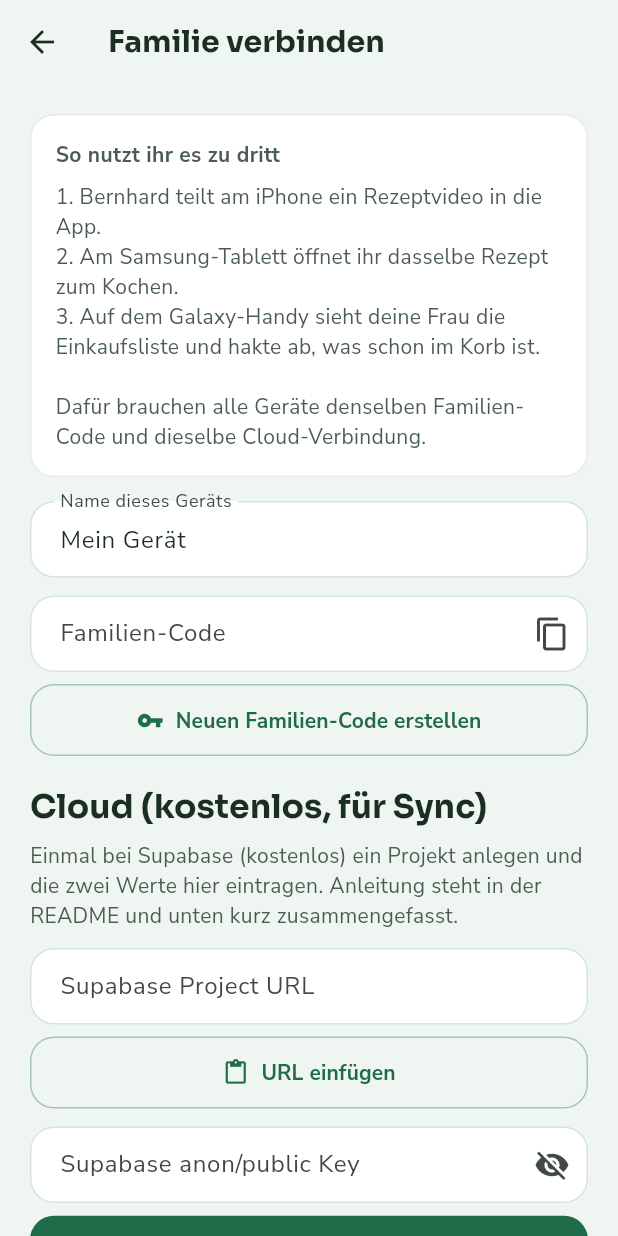
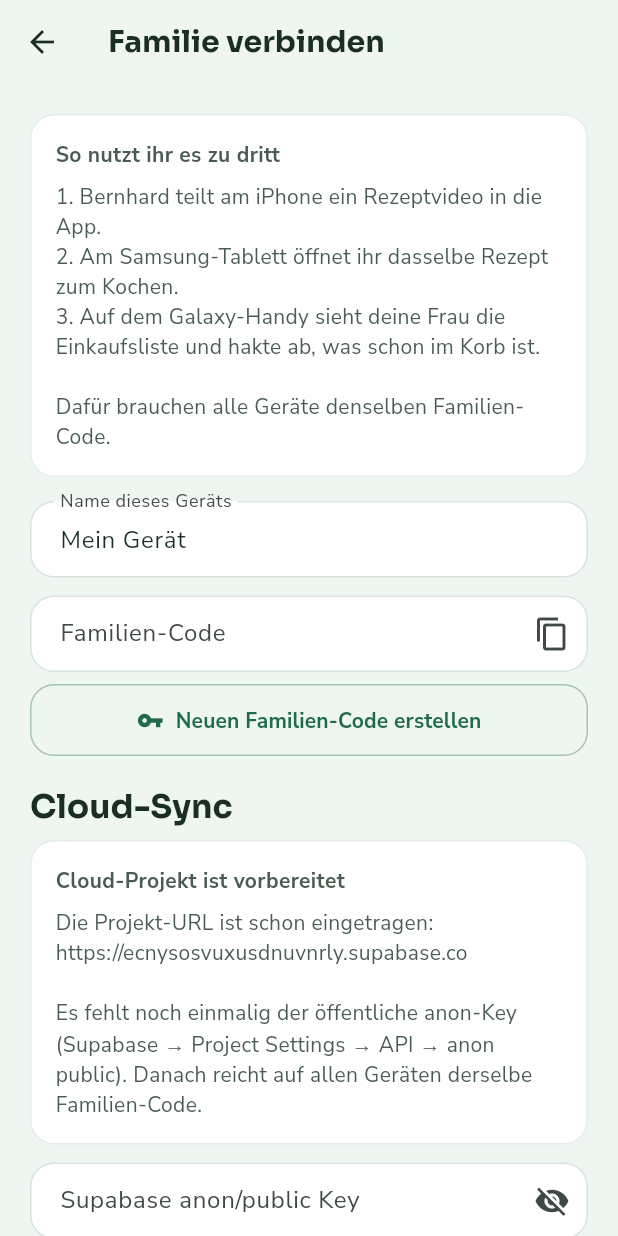
Before and after one commit to bernhardbesser84/rezeptezumnachkochen, a Flutter app: the screen it shows after launch, after a tap on the "home" icon, on a phone screen of 412 x 824 dp. Run offline on Flutter 3.47's test engine with Material 3 defaults, Android fonts, the phone set to English and light mode, and no system bars; our stand-ins replace app_links, google_fonts, google_sign_in, image_picker, shared_preferences, web; missing offline and left inert: receive_sharing_intent.

Commit message:
feat: Supabase-Projekt in der App vorbereiten
Projekt-URL ist fest hinterlegt, Familie-Screen füllt Cloud-Felder
automatisch. Optionaler anon-Key über SUPABASE_ANON_KEY (Vercel).
Zusätzlich .cursor/mcp.json für Supabase-MCP in Cursor.

Co-authored-by: bernhardbesser84 <bernhardbesser84@users.noreply.github.com>

```diff
--- /dev/null
+++ b/lib/config/supabase_defaults.dart
@@ -0,0 +1,20 @@
+/// Vorgefertigte Supabase-Cloud für „Rezept Nachkochen“.
+///
+/// URL kommt aus dem Projekt. Der öffentliche anon-Key kann per
+/// `--dart-define=SUPABASE_ANON_KEY=...` (z. B. Vercel) gesetzt werden
+/// oder später in der App eingetragen werden.
+class SupabaseDefaults {
+  static const projectRef = 'ecnysosvuxusdnuvnrly';
+
+  static const url = 'https://ecnysosvuxusdnuvnrly.supabase.co';
+
+  /// Öffentlicher anon/public Key (kein Geheimnis wie ein Service-Role-Key).
+  static const anonKey = String.fromEnvironment(
+    'SUPABASE_ANON_KEY',
+    defaultValue: '',
+  );
+
+  static bool get hasBuiltInKey => anonKey.trim().isNotEmpty;
+
+  static bool get hasBuiltInCloud => hasBuiltInKey;
+}
--- a/lib/screens/family_screen.dart
+++ b/lib/screens/family_screen.dart
@@ -1,6 +1,7 @@
 import 'package:flutter/material.dart';
 import 'package:flutter/services.dart';
 
+import '../config/supabase_defaults.dart';
 import '../models/family_config.dart';
 import '../services/app_repository.dart';
 import '../services/family_sync_service.dart';
@@ -24,6 +25,7 @@ class _FamilyScreenState extends State<FamilyScreen> {
   bool _loading = true;
   bool _saving = false;
   bool _obscureKey = false; // Auf dem iPhone sonst oft kein „Einfügen“
+  bool _showAdvancedCloud = false;
   String? _status;
 
   @override
@@ -37,11 +39,19 @@ class _FamilyScreenState extends State<FamilyScreen> {
     if (config != null) {
       _familyCodeController.text = config.familyCode;
       _deviceController.text = config.deviceName;
-      _urlController.text = config.supabaseUrl ?? '';
-      _keyController.text = config.supabaseAnonKey ?? '';
+      _urlController.text = (config.supabaseUrl?.trim().isNotEmpty ?? false)
+          ? config.supabaseUrl!.trim()
+          : SupabaseDefaults.url;
+      _keyController.text = (config.supabaseAnonKey?.trim().isNotEmpty ?? false)
+          ? config.supabaseAnonKey!.trim()
+          : SupabaseDefaults.anonKey;
     } else {
       _deviceController.text = 'Mein Gerät';
+      _urlController.text = SupabaseDefaults.url;
+      _keyController.text = SupabaseDefaults.anonKey;
     }
+    // Wenn die Cloud schon eingebaut ist, Advanced-Felder zu.
+    _showAdvancedCloud = !SupabaseDefaults.hasBuiltInKey;
     if (mounted) setState(() => _loading = false);
   }
 
@@ -76,22 +86,34 @@ class _FamilyScreenState extends State<FamilyScreen> {
       _status = null;
     });
     try {
+      // Leere Felder mit Defaults füllen (URL immer, Key falls eingebaut).
+      final url = _urlController.text.trim().isEmpty
+          ? SupabaseDefaults.url
+          : _urlController.text.trim();
+      final key = _keyController.text.trim().isEmpty
+          ? SupabaseDefaults.anonKey.trim()
+          : _keyController.text.trim();
+
       final config = FamilyConfig(
         familyCode: _familyCodeController.text.trim().toUpperCase(),
         deviceName: _deviceController.text.trim().isEmpty
             ? 'Gerät'
             : _deviceController.text.trim(),
-        supabaseUrl: _urlController.text.trim().isEmpty
-            ? null
-            : _urlController.text.trim(),
-        supabaseAnonKey: _keyController.text.trim().isEmpty
-            ? null
-            : _keyController.text.trim(),
+        supabaseUrl: url.isEmpty ? null : url,
+        supabaseAnonKey: key.isEmpty ? null : key,
         openaiApiKey: (await widget.repository.family())?.openaiApiKey,
       );
 
       if (config.familyCode.isEmpty) {
         throw Exception('Bitte einen Familien-Code eingeben oder erstellen.');
+      }
+
+      if (testAndSync && !config.hasCloud) {
+        throw Exception(
+          'Cloud-Schlüssel fehlt noch. '
+          'Bitte den anon/public Key einmal eintragen '
+          '(oder beim Web-Build als SUPABASE_ANON_KEY setzen).',
+        );
       }
 
       await widget.repository.saveFamily(config);
@@ -106,8 +128,8 @@ class _FamilyScreenState extends State<FamilyScreen> {
         _status = 'Gespeichert. Tippe auf „Verbinden & Sync“, um zu prüfen.';
       } else {
         _status =
-            'Familien-Code gespeichert. Für Handy + Tablett noch Cloud '
-            'eintragen (kostenlos, siehe Anleitung unten).';
+            'Familien-Code gespeichert. Für Sync noch den Cloud-Schlüssel '
+            'eintragen (siehe unten).';
       }
 
       if (mounted) {
@@ -135,6 +157,9 @@ class _FamilyScreenState extends State<FamilyScreen> {
 
   @override
   Widget build(BuildContext context) {
+    final cloudReady = SupabaseDefaults.hasBuiltInKey ||
+        _keyController.text.trim().isNotEmpty;
+
     return Scaffold(
       appBar: AppBar(title: const Text('Familie verbinden')),
       body: _loading
@@ -149,8 +174,7 @@ class _FamilyScreenState extends State<FamilyScreen> {
                       '2. Am Samsung-Tablett öffnet ihr dasselbe Rezept zum Kochen.\n'
                       '3. Auf dem Galaxy-Handy sieht deine Frau die Einkaufsliste '
                       'und hakte ab, was schon im Korb ist.\n\n'
-                      'Dafür brauchen alle Geräte denselben Familien-Code und '
-                      'dieselbe Cloud-Verbindung.',
+                      'Dafür brauchen alle Geräte denselben Familien-Code.',
                 ),
                 const SizedBox(height: 16),
                 TextField(
@@ -190,16 +214,74 @@ class _FamilyScreenState extends State<FamilyScreen> {
                 ),
                 const SizedBox(height: 20),
                 Text(
-                  'Cloud (kostenlos, für Sync)',
+                  'Cloud-Sync',
                   style: Theme.of(context).textTheme.titleLarge,
                 ),
                 const SizedBox(height: 8),
+                _InfoCard(
+                  title: SupabaseDefaults.hasBuiltInKey
+                      ? 'Cloud ist schon in der App hinterlegt'
+                      : 'Cloud-Projekt ist vorbereitet',
+                  body: SupabaseDefaults.hasBuiltInKey
+                      ? 'URL und Schlüssel sind eingebaut. '
+                          'Du brauchst nur denselben Familien-Code auf '
+                          'iPhone, Tablett und Galaxy — dann „Verbinden & Sync“.'
+                      : 'Die Projekt-URL ist schon eingetragen:\n'
+                          '${SupabaseDefaults.url}\n\n'
+                          'Es fehlt noch einmalig der öffentliche anon-Key '
+                          '(Supabase → Project Settings → API → anon public). '
+                          'Danach reicht auf allen Geräten derselbe Familien-Code.',
+                ),
+                if (!SupabaseDefaults.hasBuiltInKey) ...[
+                  const SizedBox(height: 12),
+                  TextField(
+                    controller: _keyController,
+                    obscureText: _obscureKey,
+                    enableSuggestions: false,
+                    autocorrect: false,
+                    keyboardType: TextInputType.visiblePassword,
+                    enableInteractiveSelection: true,
+                    onChanged: (_) => setState(() {}),
+                    decoration: InputDecoration(
+                      labelText: 'Supabase anon/public Key',
+                      hintText: 'eyJhbGciOi...',
+                      suffixIcon: IconButton(
+                        onPressed: () =>
+                            setState(() => _obscureKey = !_obscureKey),
+                        icon: Icon(
+                          _obscureKey
+                              ? Icons.visibility
+                              : Icons.visibility_off,
+                        ),
+                      ),
+                    ),
+                  ),
+                  const SizedBox(height: 8),
+                  FilledButton.tonalIcon(
+                    onPressed: _saving
+                        ? null
+                        : () => _pasteInto(_keyController, 'Schlüssel'),
+                    icon: const Icon(Icons.content_paste),
+                    label: const Text('Schlüssel einfügen'),
+                  ),
+                  const SizedBox(height: 8),
                   const Text(
-                  'Einmal bei Supabase (kostenlos) ein Projekt anlegen und die '
-                  'zwei Werte hier eintragen. Anleitung steht in der README '
-                  'und unten kurz zusammengefasst.',
+                    'Tipp fürs iPhone: Key zuerst kopieren, dann auf '
+                    '„Schlüssel einfügen“ tippen.',
                   ),
-                const SizedBox(height: 12),
+                ],
+                const SizedBox(height: 8),
+                TextButton(
+                  onPressed: () => setState(
+                    () => _showAdvancedCloud = !_showAdvancedCloud,
+                  ),
+                  child: Text(
+                    _showAdvancedCloud
+                        ? 'Cloud-Details ausblenden'
+                        : 'Cloud-Details anzeigen (für Profis)',
+                  ),
+                ),
+                if (_showAdvancedCloud) ...[
                   TextField(
                     controller: _urlController,
                     enableSuggestions: false,
@@ -219,6 +301,7 @@ class _FamilyScreenState extends State<FamilyScreen> {
                     icon: const Icon(Icons.content_paste),
                     label: const Text('URL einfügen'),
                   ),
+                  if (SupabaseDefaults.hasBuiltInKey) ...[
                     const SizedBox(height: 12),
                     TextField(
                       controller: _keyController,
@@ -234,24 +317,15 @@ class _FamilyScreenState extends State<FamilyScreen> {
                           onPressed: () =>
                               setState(() => _obscureKey = !_obscureKey),
                           icon: Icon(
-                        _obscureKey ? Icons.visibility : Icons.visibility_off,
+                            _obscureKey
+                                ? Icons.visibility
+                                : Icons.visibility_off,
                           ),
                         ),
                       ),
                     ),
-                const SizedBox(height: 8),
-                FilledButton.tonalIcon(
-                  onPressed: _saving
-                      ? null
-                      : () => _pasteInto(_keyController, 'Schlüssel'),
-                  icon: const Icon(Icons.content_paste),
-                  label: const Text('Schlüssel einfügen'),
-                ),
-                const SizedBox(height: 8),
-                const Text(
-                  'Tipp fürs iPhone: Wert zuerst kopieren, dann auf '
-                  '„… einfügen“ tippen.',
-                ),
+                  ],
+                ],
                 const SizedBox(height: 14),
                 if (_status != null)
                   Padding(
@@ -265,20 +339,22 @@ class _FamilyScreenState extends State<FamilyScreen> {
                 const SizedBox(height: 8),
                 FilledButton.tonal(
                   onPressed: _saving ? null : () => _save(testAndSync: true),
-                  child: const Text('Verbinden & Sync'),
+                  child: Text(
+                    cloudReady
+                        ? 'Verbinden & Sync'
+                        : 'Verbinden & Sync (Key fehlt noch)',
+                  ),
                 ),
                 const SizedBox(height: 20),
                 const _InfoCard(
-                  title: 'Kurz-Anleitung Cloud',
+                  title: 'Einmalig in Supabase (falls noch nicht erledigt)',
                   body:
-                      '1. Auf supabase.com kostenloses Konto erstellen\n'
-                      '2. Neues Projekt anlegen\n'
-                      '3. SQL aus supabase/schema.sql ausführen\n'
-                      '4. Unter Project Settings → API die URL und den '
-                      'anon key kopieren\n'
-                      '5. Hier einfügen und auf „Verbinden & Sync“ tippen\n'
-                      '6. Denselben Code + dieselben Cloud-Daten auf '
-                      'Tablett und Galaxy eintragen',
+                      '1. SQL aus supabase/schema.sql im SQL-Editor ausführen\n'
+                      '2. Unter Project Settings → API den anon public Key kopieren\n'
+                      '3. Hier einfügen (oder als Vercel-Umgebungsvariable '
+                      'SUPABASE_ANON_KEY setzen, dann ist er in der Web-App '
+                      'schon drin)\n'
+                      '4. Denselben Familien-Code auf allen Geräten nutzen',
                 ),
               ],
             ),
```
Also changed, not shown: .cursor/mcp.json (added), 3 other files. Lines whose indentation alone changed are shown as unchanged.
